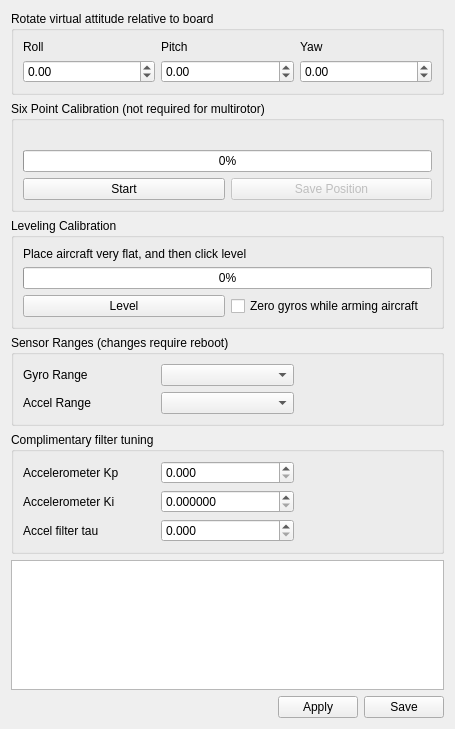
Above: ground/openpilotgcs/src/plugins/config/ccattitude.ui from TauLabs/TauLabs before the change. Below: the same form after it.
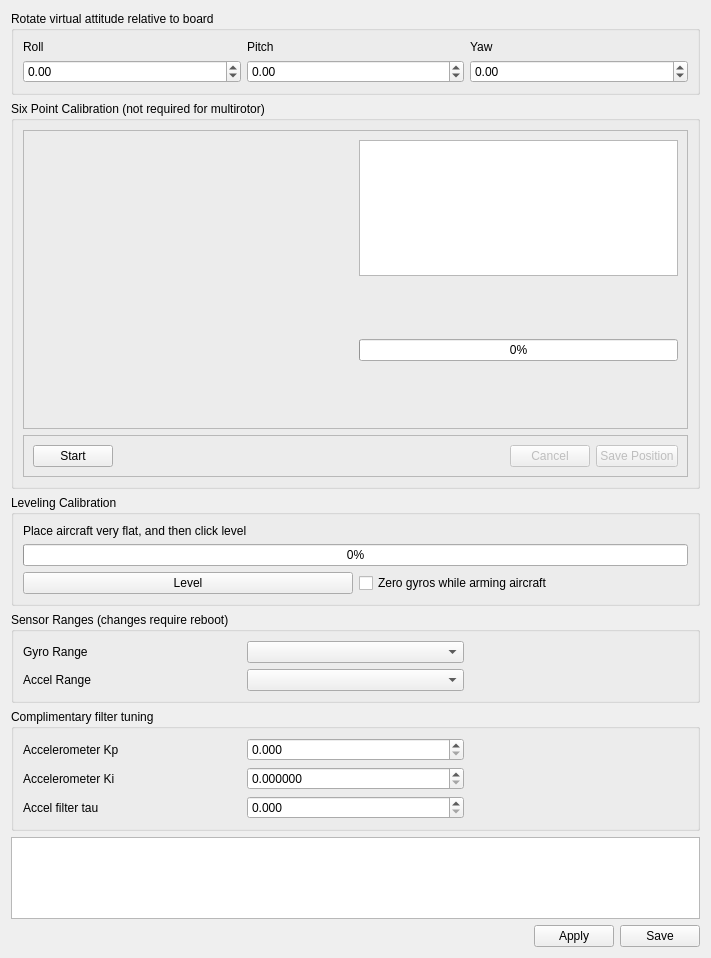
That is the form after the change. Icons and pictures are not drawn.

Commit message: Changed CC six point UI to be laid out more like the INS calibration.

Patch:
```diff
--- a/ground/openpilotgcs/src/plugins/config/ccattitude.ui
+++ b/ground/openpilotgcs/src/plugins/config/ccattitude.ui
@@ -6,8 +6,8 @@
    <rect>
     <x>0</x>
     <y>0</y>
-    <width>455</width>
-    <height>729</height>
+    <width>711</width>
+    <height>958</height>
    </rect>
   </property>
   <property name="windowTitle">
@@ -287,36 +287,89 @@
      <property name="title">
       <string>Six Point Calibration (not required for multirotor)</string>
      </property>
-     <layout class="QGridLayout" name="gridLayout_5">
-      <item row="3" column="1">
-       <widget class="QPushButton" name="sixPointStart">
-        <property name="text">
-         <string>Start</string>
+     <layout class="QVBoxLayout" name="verticalLayout">
+      <item>
+       <widget class="QFrame" name="frame">
+        <property name="frameShape">
+         <enum>QFrame::StyledPanel</enum>
         </property>
-       </widget>
-      </item>
-      <item row="3" column="2">
-       <widget class="QPushButton" name="sixPointSave">
-        <property name="enabled">
-         <bool>false</bool>
+        <property name="frameShadow">
+         <enum>QFrame::Raised</enum>
         </property>
-        <property name="text">
-         <string>Save Position</string>
-        </property>
+        <layout class="QGridLayout" name="gridLayout_5">
+         <item row="2" column="0">
+          <widget class="QGraphicsView" name="sixPointHelp">
+           <property name="toolTip">
+            <string>Nice paper plane, eh?</string>
+           </property>
+           <property name="styleSheet">
+            <string notr="true">background:transparent</string>
+           </property>
+          </widget>
+         </item>
+         <item row="2" column="1">
+          <widget class="QProgressBar" name="sixPointProgress">
+           <property name="value">
+            <number>0</number>
+           </property>
+          </widget>
+         </item>
+         <item row="0" column="1">
+          <widget class="QTextEdit" name="sixPointCalibInstructions"/>
+         </item>
+        </layout>
        </widget>
       </item>
-      <item row="2" column="1" colspan="2">
-       <widget class="QProgressBar" name="sixPointProgress">
-        <property name="value">
-         <number>0</number>
+      <item>
+       <widget class="QFrame" name="frame_2">
+        <property name="frameShape">
+         <enum>QFrame::StyledPanel</enum>
         </property>
-       </widget>
-      </item>
-      <item row="1" column="1" colspan="2">
-       <widget class="QLabel" name="sixPointInstructions">
-        <property name="text">
-         <string/>
+        <property name="frameShadow">
+         <enum>QFrame::Raised</enum>
         </property>
+        <layout class="QHBoxLayout" name="horizontalLayout">
+         <item>
+          <widget class="QPushButton" name="sixPointStart">
+           <property name="text">
+            <string>Start</string>
+           </property>
+          </widget>
+         </item>
+         <item>
+          <spacer name="horizontalSpacer_2">
+           <property name="orientation">
+            <enum>Qt::Horizontal</enum>
+           </property>
+           <property name="sizeHint" stdset="0">
+            <size>
+             <width>40</width>
+             <height>20</height>
+            </size>
+           </property>
+          </spacer>
+         </item>
+         <item>
+          <widget class="QPushButton" name="sixPointCancel">
+           <property name="enabled">
+            <bool>false</bool>
+           </property>
+           <property name="text">
+            <string>Cancel</string>
+           </property>
+          </widget>
+         </item>
+         <item>
+          <widget class="QPushButton" name="sixPointSave">
+           <property name="enabled">
+            <bool>false</bool>
+           </property>
+           <property name="text">
+            <string>Save Position</string>
+           </property>
+          </widget>
+         </item>
+        </layout>
        </widget>
       </item>
      </layout>
```
The commit also changes 1 other file.
